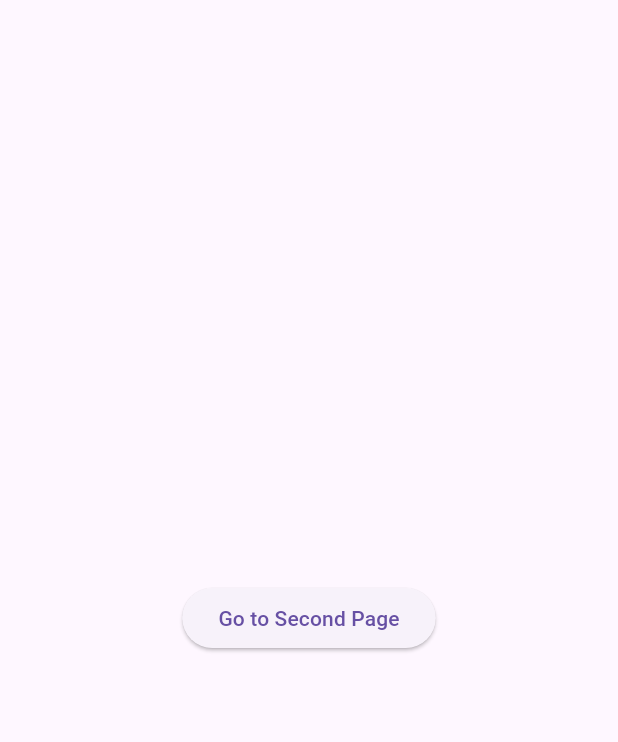
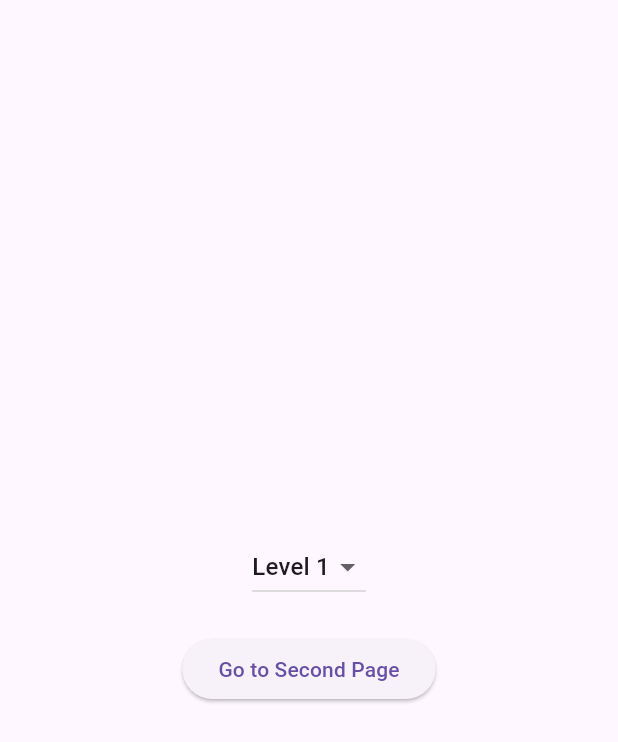
Before and after one commit to leeneely744/pronounce_app, a Flutter app: the screen it shows after launch, on a phone screen of 412 x 824 dp. Shown: the top 742 px of the screen. Run offline on Flutter 3.47's test engine with Material 3 defaults, Android fonts, the light colour scheme and no system bars.

Commit message:
プルダウンメニュー追加

```diff
--- a/lib/main.dart
+++ b/lib/main.dart
@@ -25,15 +25,37 @@
 }
 
 class _MyHomePageState extends State<MyHomePage> {
+  int selectedLevel = 1;
+
   @override
   Widget build(BuildContext context) {
     return Scaffold(
-      body: Center(child: ElevatedButton(
-        onPressed: () {
-          Navigator.of(context).push(MaterialPageRoute(builder: (_) => SecondPage(level: 2)));
-        },
-        child: const Text("Go to Second Page"),
+      body: Center(
+        child: Column(
+          mainAxisAlignment: MainAxisAlignment.center,
+          children: [
+            DropdownButton<int>(
+              value: this.selectedLevel,
+              items: [1, 2, 3].map((int value) {
+                return DropdownMenuItem<int>(
+                  value: value,
+                  child: Text('Level $value'),
+                );
+              }).toList(),
+              onChanged: (int? newValue) {
+                // Handle dropdown value change
+              },
+            ),
+            SizedBox(height: 20),
+            ElevatedButton(
+              onPressed: () {
+                Navigator.of(context).push(MaterialPageRoute(builder: (_) => SecondPage(level: 2)));
+              },
+              child: const Text("Go to Second Page"),
+            ),
+          ],
+        ),
       ),
-    ));
+    );
   }
 }
```
